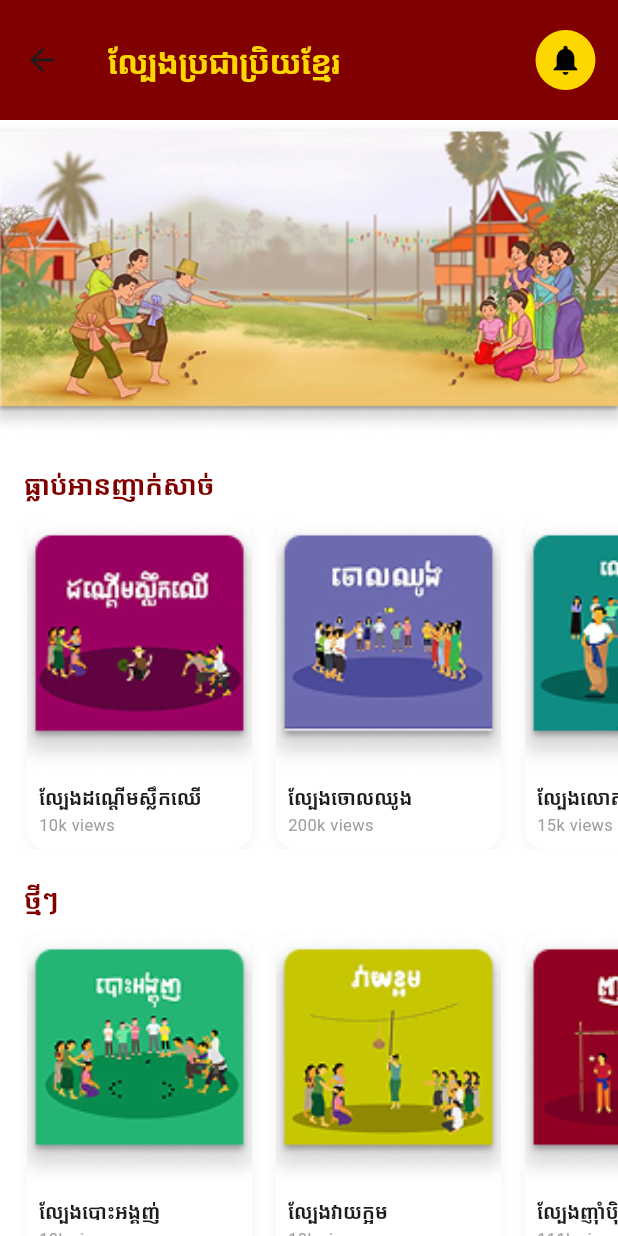
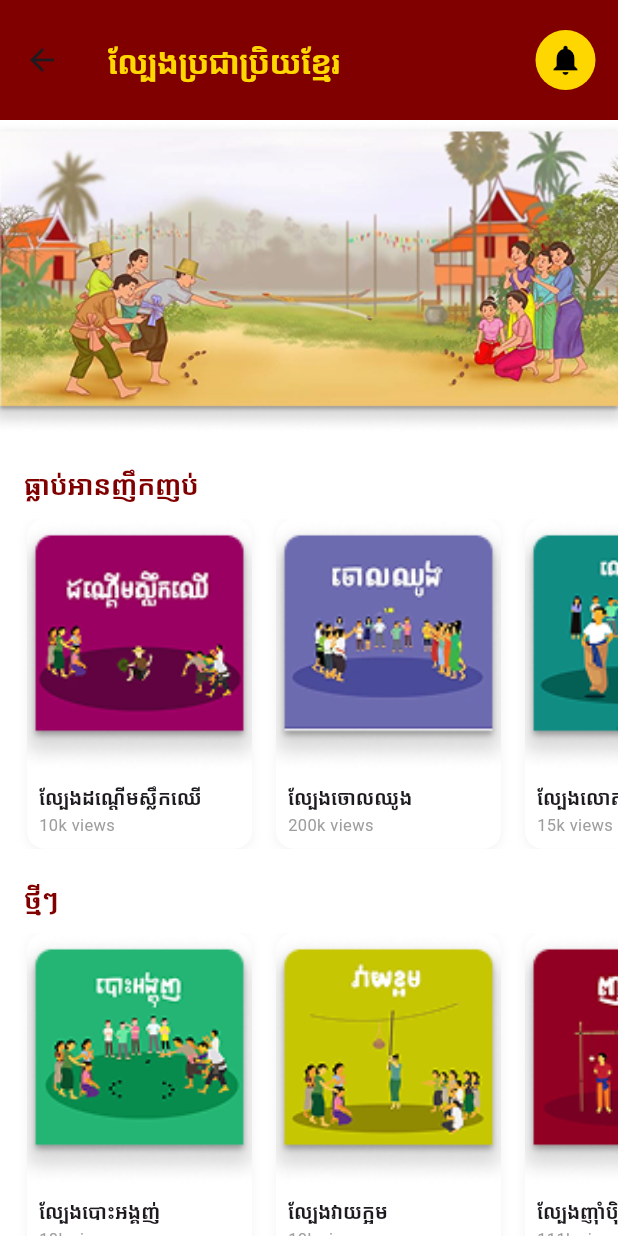
Before and after one commit to HenglySok/tradiinal_game, a Flutter app: the HomeScreen screen opened directly, on a phone screen of 412 x 824 dp. Run offline on Flutter 3.47's test engine with Material 3 defaults, Android fonts, the phone set to English and light mode, and no system bars; network calls fail.

Commit message:
change Title home page

```diff
--- a/lib/pages/home_screen.dart
+++ b/lib/pages/home_screen.dart
@@ -54,7 +54,7 @@ class HomeScreen extends StatelessWidget {
 
                   _buildSection(
                     context,
-                    title: "ធ្លាប់អានញាក់សាច់",
+                    title: "ធ្លាប់អានញឹកញប់",
                     games: gameProvider.games
                         .where((g) => g.type == 'popular')
                         .toList(),
```
